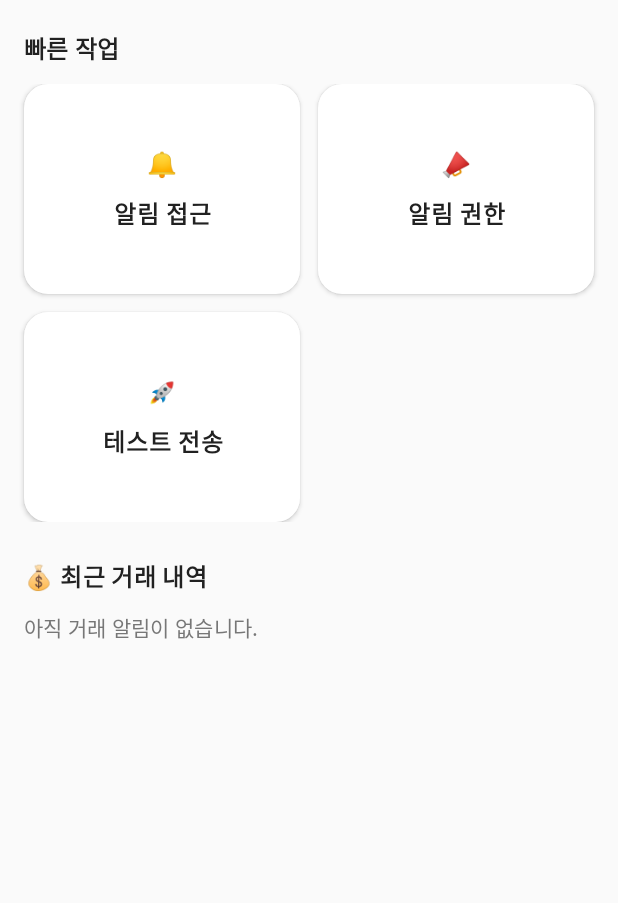
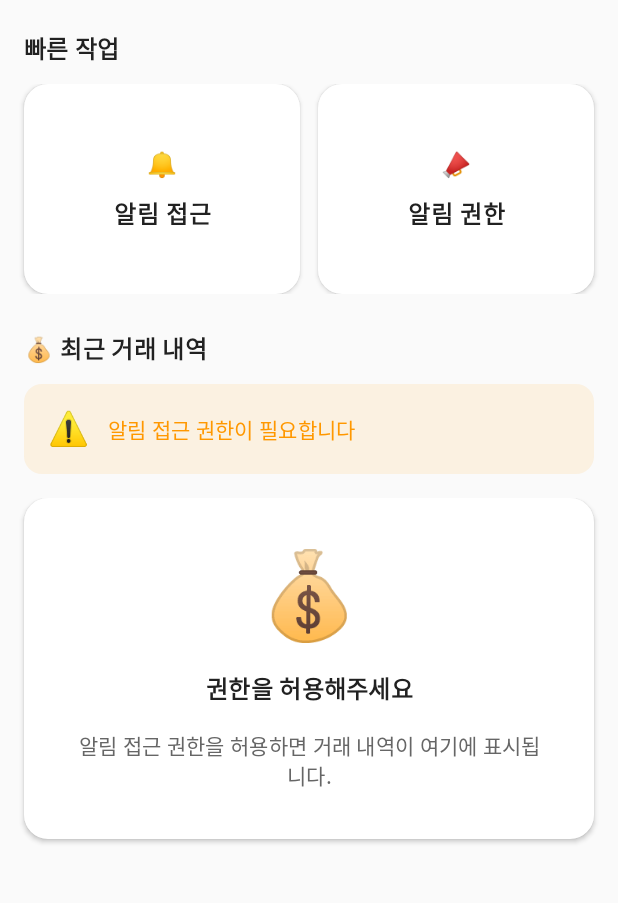
Before and after one commit to KhankhanLee/KakaobankNotifier, an Android app built with Jetpack Compose: the screen it shows after launch (MainActivity), on a phone screen of 412 x 824 dp, the part 96-999 px from its top. Run offline under Robolectric (Android 15) with nearby library versions, the phone set to English and light mode, and no system bars.

Commit message:
feat: major UI/UX improvements
- Add permission status utility and real-time display
- Improve transaction cards with type-based colors and icons
- Remove test button from main UI for better UX
- Add proper empty state with contextual messages
- Format time display to 12-hour format
- Add visual indicators for permission completion
- Enhance card styling with meaningful avatars and colors

Security improvements:
- Release build HTTP logging disabled
- R8 minification and resource shrinking enabled
- Clear text traffic disabled
- Keystore security improved with env vars

```diff
--- a/app/src/main/AndroidManifest.xml
+++ b/app/src/main/AndroidManifest.xml
@@ -18,7 +18,7 @@
         android:roundIcon="@mipmap/ic_launcher_round"
         android:supportsRtl="true"
         android:theme="@style/Theme.KakaoBankNotifier"
-        android:usesCleartextTraffic="true"
+        android:usesCleartextTraffic="false"
         tools:targetApi="31">
 
         <activity
--- a/app/src/main/java/com/kakaobank/notifier/MainActivity.kt
+++ b/app/src/main/java/com/kakaobank/notifier/MainActivity.kt
@@ -72,6 +72,11 @@ private fun MainScreen() {
     val snackbarHostState = remember { SnackbarHostState() }
     val scope = rememberCoroutineScope()
 
+    // 권한 상태 실시간 확인
+    val permissionStatus by remember {
+        derivedStateOf { PermissionUtils.getPermissionStatus(context) }
+    }
+
     Scaffold(
         topBar = {
             CenterAlignedTopAppBar(
@@ -122,12 +127,12 @@ private fun MainScreen() {
 
             val actions = remember {
                 listOf(
-                    QuickAction("🔔", "알림 접근") {
+                    QuickAction("🔔", "알림 접근", isEnabled = permissionStatus != PermissionStatus.GRANTED) {
                         val intent = Intent(Settings.ACTION_NOTIFICATION_LISTENER_SETTINGS)
                         intent.addFlags(Intent.FLAG_ACTIVITY_NEW_TASK)
                         context.startActivity(intent)
                     },
-                    QuickAction("📣", "알림 권한") {
+                    QuickAction("📣", "알림 권한", isEnabled = permissionStatus != PermissionStatus.GRANTED) {
                         if (Build.VERSION.SDK_INT >= 33) {
                             ActivityCompat.requestPermissions(
                                 activity,
@@ -140,39 +145,6 @@ private fun MainScreen() {
                                     "Android 13 이상에서 필요한 권한입니다.",
                                     duration = SnackbarDuration.Short
                                 )
-                            }
-                        }
-                    },
-                    QuickAction("🚀", "테스트 전송") {
-                        scope.launch {
-                            val nowDate = SimpleDateFormat("yyyy-MM-dd", Locale.getDefault()).format(Date())
-                            val nowTime = SimpleDateFormat("HH:mm:ss", Locale.getDefault()).format(Date())
-                            val tx = Transaction(
-                                date = nowDate,
-                                time = nowTime,
-                                type = "입금",
-                                amount = "100,000",
-                                balance = "1,000,000",
-                                description = "앱 테스트 전송"
-                            )
-
-                            Log.d("MainActivity", "전송할 데이터: $tx")
-
-                            try {
-                                val res = ApiClient.apiService.sendTransaction(tx)
-                                Log.d("MainActivity", "응답 코드: ${res.code()}")
-
-                                if (res.isSuccessful) {
-                                    val responseBody = res.body() ?: "응답 없음"
-                                    Log.d("MainActivity", "응답 본문: $responseBody")
-                                    snackbarHostState.showSnackbar("전송 성공", duration = SnackbarDuration.Short)
-                                } else {
-                                    Log.e("MainActivity", "응답 실패: ${res.code()}")
-                                    snackbarHostState.showSnackbar("전송 실패: ${res.code()}", duration = SnackbarDuration.Short)
-                                }
-                            } catch (e: Exception) {
-                                Log.e("MainActivity", "전송 오류: ${e.message}", e)
-                                snackbarHostState.showSnackbar("오류: ${e.message}", duration = SnackbarDuration.Short)
                             }
                         }
                     }
@@ -188,7 +160,7 @@ private fun MainScreen() {
                     .heightIn(min = 0.dp, max = 360.dp)
             ) {
                 items(actions) { a ->
-                    ActionCard(icon = a.icon, label = a.label, onClick = a.onClick)
+                    ActionCard(icon = a.icon, label = a.label, isEnabled = a.isEnabled, onClick = a.onClick)
                 }
             }
 
@@ -202,6 +174,11 @@ private fun MainScreen() {
             )
             Spacer(Modifier.height(12.dp))
 
+            // 권한 상태 표시
+            PermissionStatusCard(permissionStatus = permissionStatus)
+
+            Spacer(Modifier.height(16.dp))
+
             // 실시간 TxStore 구독하여 표시
             val txs by TxStore.transactions.collectAsState()
 
@@ -211,24 +188,21 @@ private fun MainScreen() {
             ) {
                 if (txs.isEmpty()) {
                     item {
-                        Text(
-                            text = "아직 거래 알림이 없습니다.",
-                            color = Color(0xFF777777),
-                            style = MaterialTheme.typography.bodyMedium
-                        )
+                        EmptyStateCard(permissionStatus = permissionStatus)
                     }
                 } else {
                     items(txs) { t ->
                         val amountText = if (t.amount.isNotBlank()) "₩${t.amount}" else "-"
                         val senderOrType = if (t.type.isNotBlank()) t.type else "거래"
                         val memo = t.description
-                        val timeText = t.time
+                        val timeText = formatTime(t.time)
                         TxCard(
                             ui = TxUi(
                                 amount = amountText,
                                 sender = senderOrType,
                                 memo = memo,
-                                time = timeText
+                                time = timeText,
+                                type = t.type,
                             )
                         )
                     }
@@ -244,6 +218,7 @@ private fun MainScreen() {
 private data class QuickAction(
     val icon: String,
     val label: String,
+    val isEnabled: Boolean = true,
     val onClick: () -> Unit
 )
 
@@ -252,13 +227,14 @@ private data class QuickAction(
 private fun ActionCard(
     icon: String,
     label: String,
+    isEnabled: Boolean = true,
     onClick: () -> Unit
 ) {
     Card(
-        onClick = onClick,
+        onClick = if (isEnabled) onClick else { {} },
         shape = MaterialTheme.shapes.large,
         colors = CardDefaults.cardColors(
-            containerColor = MaterialTheme.colorScheme.surface
+            containerColor = if (isEnabled) MaterialTheme.colorScheme.surface else MaterialTheme.colorScheme.surface.copy(alpha = 0.6f)
         ),
         elevation = CardDefaults.cardElevation(defaultElevation = 2.dp),
         modifier = Modifier
@@ -272,14 +248,27 @@ private fun ActionCard(
             verticalArrangement = Arrangement.Center,
             horizontalAlignment = Alignment.CenterHorizontally
         ) {
-            Text(icon, fontWeight = FontWeight.SemiBold, color = MaterialTheme.colorScheme.primary)
+            Text(
+                icon,
+                fontWeight = FontWeight.SemiBold,
+                color = if (isEnabled) MaterialTheme.colorScheme.primary else MaterialTheme.colorScheme.onSurface.copy(alpha = 0.5f)
+            )
             Spacer(Modifier.height(8.dp))
             Text(
                 label,
                 style = MaterialTheme.typography.bodyLarge.copy(fontWeight = FontWeight.SemiBold),
-                color = MaterialTheme.colorScheme.onSurface,
+                color = if (isEnabled) MaterialTheme.colorScheme.onSurface else MaterialTheme.colorScheme.onSurface.copy(alpha = 0.5f),
                 textAlign = TextAlign.Center
             )
+            if (!isEnabled) {
+                Spacer(Modifier.height(4.dp))
+                Text(
+                    "완료",
+                    style = MaterialTheme.typography.labelSmall,
+                    color = Color(0xFF4CAF50),
+                    fontWeight = FontWeight.Bold
+                )
+            }
         }
     }
 }
@@ -288,11 +277,16 @@ private data class TxUi(
     val amount: String,
     val sender: String,
     val memo: String,
-    val time: String
+    val time: String,
+    val type: String = ""
 )
 
 @Composable
 private fun TxCard(ui: TxUi) {
+    val isDeposit = ui.type == "입금"
+    val typeColor = if (isDeposit) Color(0xFF4CAF50) else Color(0xFFF44336)
+    val typeIcon = if (isDeposit) "↗" else "↙"
+
     Card(
         shape = MaterialTheme.shapes.large,
         colors = CardDefaults.cardColors(containerColor = MaterialTheme.colorScheme.surface),
@@ -306,19 +300,31 @@ private fun TxCard(ui: TxUi) {
             horizontalArrangement = Arrangement.spacedBy(12.dp),
             verticalAlignment = Alignment.CenterVertically
         ) {
-            // 아바타
+            // 거래 타입별 아이콘
             Box(
                 modifier = Modifier
                     .size(48.dp)
                     .clip(MaterialTheme.shapes.small)
-                    .background(Color(0xFFE0E0E0))
-            )
+                    .background(typeColor.copy(alpha = 0.1f)),
+                contentAlignment = Alignment.Center
+            ) {
+                Text(
+                    typeIcon,
+                    style = MaterialTheme.typography.titleLarge,
+                    color = typeColor,
+                    fontWeight = FontWeight.Bold
+                )
+            }
 
             Column(
                 modifier = Modifier.weight(1f),
                 verticalArrangement = Arrangement.spacedBy(2.dp)
             ) {
-                Text(ui.amount, style = MaterialTheme.typography.titleMedium.copy(fontWeight = FontWeight.Bold))
+                Text(
+                    ui.amount,
+                    style = MaterialTheme.typography.titleMedium.copy(fontWeight = FontWeight.Bold),
+                    color = typeColor
+                )
                 Text(ui.sender, style = MaterialTheme.typography.bodyLarge, color = Color(0xFF444444))
                 Text(ui.memo, style = MaterialTheme.typography.bodyMedium, color = Color(0xFF666666))
             }
@@ -331,12 +337,101 @@ private fun TxCard(ui: TxUi) {
             )
         }
 
-        // 좌측 포인트 스트립(토마토레드)
+        // 거래 타입별 색상 스트립
         Box(
             modifier = Modifier
                 .fillMaxWidth()
                 .height(6.dp)
-                .background(MaterialTheme.colorScheme.primary.copy(alpha = 0.9f))
+                .background(typeColor.copy(alpha = 0.9f))
         )
     }
 }
+
+@Composable
+private fun PermissionStatusCard(permissionStatus: PermissionStatus) {
+    val (statusText, statusColor, statusIcon) = when (permissionStatus) {
+        PermissionStatus.GRANTED -> Triple("모든 권한이 허용되었습니다", Color(0xFF4CAF50), "✅")
+        PermissionStatus.NEEDS_NOTIFICATION_ACCESS -> Triple("알림 접근 권한이 필요합니다", Color(0xFFFF9800), "⚠️")
+        PermissionStatus.NEEDS_NOTIFICATION_PERMISSION -> Triple("알림 권한이 필요합니다", Color(0xFFFF9800), "⚠️")
+        PermissionStatus.DENIED -> Triple("권한이 거부되었습니다", Color(0xFFF44336), "❌")
+    }
+
+    Card(
+        shape = MaterialTheme.shapes.medium,
+        colors = CardDefaults.cardColors(
+            containerColor = statusColor.copy(alpha = 0.1f)
+        ),
+        modifier = Modifier.fillMaxWidth()
+    ) {
+        Row(
+            modifier = Modifier
+                .fillMaxWidth()
+                .padding(16.dp),
+            verticalAlignment = Alignment.CenterVertically,
+            horizontalArrangement = Arrangement.spacedBy(12.dp)
+        ) {
+            Text(
+                statusIcon,
+                style = MaterialTheme.typography.titleLarge
+            )
+            Text(
+                statusText,
+                style = MaterialTheme.typography.bodyMedium,
+                color = statusColor,
+                fontWeight = FontWeight.Medium
+            )
+        }
+    }
+}
+
+@Composable
+private fun EmptyStateCard(permissionStatus: PermissionStatus) {
+    val (title, description) = when (permissionStatus) {
+        PermissionStatus.GRANTED -> "거래 알림을 기다리는 중..." to "카카오뱅크에서 입출금 알림이 오면 자동으로 기록됩니다."
+        else -> "권한을 허용해주세요" to "알림 접근 권한을 허용하면 거래 내역이 여기에 표시됩니다."
+    }
+
+    Card(
+        shape = MaterialTheme.shapes.large,
+        colors = CardDefaults.cardColors(containerColor = MaterialTheme.colorScheme.surface),
+        elevation = CardDefaults.cardElevation(defaultElevation = 2.dp),
+        modifier = Modifier.fillMaxWidth()
+    ) {
+        Column(
+            modifier = Modifier
+                .fillMaxWidth()
+                .padding(32.dp),
+            horizontalAlignment = Alignment.CenterHorizontally,
+            verticalArrangement = Arrangement.spacedBy(16.dp)
+        ) {
+            Text(
+                "💰",
+                style = MaterialTheme.typography.displayLarge
+            )
+            Text(
+                title,
+                style = MaterialTheme.typography.titleMedium,
+                fontWeight = FontWeight.SemiBold,
+                color = MaterialTheme.colorScheme.onSurface,
+                textAlign = TextAlign.Center
+            )
+            Text(
+                description,
+                style = MaterialTheme.typography.bodyMedium,
+                color = Color(0xFF666666),
+                textAlign = TextAlign.Center
+            )
+        }
+    }
+}
+
+private fun formatTime(timeString: String): String {
+    return try {
+        val inputFormat = SimpleDateFormat("HH:mm:ss", Locale.getDefault())
+        val outputFormat = SimpleDateFormat("a h:mm", Locale.getDefault())
+        val date = inputFormat.parse(timeString)
+        outputFormat.format(date ?: Date())
+    } catch (e: Exception) {
+        timeString
+    }
+}
--- /dev/null
+++ b/app/src/main/java/com/kakaobank/notifier/PermissionUtils.kt
@@ -0,0 +1,42 @@
+package com.kakaobank.notifier
+
+import android.app.NotificationManager
+import android.content.Context
+import android.content.pm.PackageManager
+import android.os.Build
+import androidx.core.app.NotificationManagerCompat
+
+object PermissionUtils {
+
+    fun isNotificationAccessEnabled(context: Context): Boolean {
+        return NotificationManagerCompat.getEnabledListenerPackages(context)
+            .contains(context.packageName)
+    }
+
+    fun isNotificationPermissionGranted(context: Context): Boolean {
+        return if (Build.VERSION.SDK_INT >= 33) {
+            context.checkSelfPermission(android.Manifest.permission.POST_NOTIFICATIONS) == PackageManager.PERMISSION_GRANTED
+        } else {
+            true // Android 12 이하에서는 자동으로 허용됨
+        }
+    }
+
+    fun getPermissionStatus(context: Context): PermissionStatus {
+        val notificationAccess = isNotificationAccessEnabled(context)
+        val notificationPermission = isNotificationPermissionGranted(context)
+
+        return when {
+            notificationAccess && notificationPermission -> PermissionStatus.GRANTED
+            !notificationAccess -> PermissionStatus.NEEDS_NOTIFICATION_ACCESS
+            !notificationPermission -> PermissionStatus.NEEDS_NOTIFICATION_PERMISSION
+            else -> PermissionStatus.DENIED
+        }
+    }
+}
+
+enum class PermissionStatus {
+    GRANTED,
+    NEEDS_NOTIFICATION_ACCESS,
+    NEEDS_NOTIFICATION_PERMISSION,
+    DENIED
+}
--- a/gradle.properties
+++ b/gradle.properties
@@ -21,3 +21,9 @@ kotlin.code.style=official
 # resources declared in the library itself and none from the library's dependencies,
 # thereby reducing the size of the R class for that library
 android.nonTransitiveRClass=true
+
+# Signing secrets placeholders (do not commit real secrets)
+# KS_PATH=../release.jks
+# KS_STORE_PASSWORD=
+# KS_KEY_ALIAS=kakaobank
+# KS_KEY_PASSWORD=
```
Also changed, not shown: app/build.gradle (+6 -5 lines), app/src/main/java/com/kakaobank/notifier/ApiClient.kt (+7 -1 lines), 1 other file.
